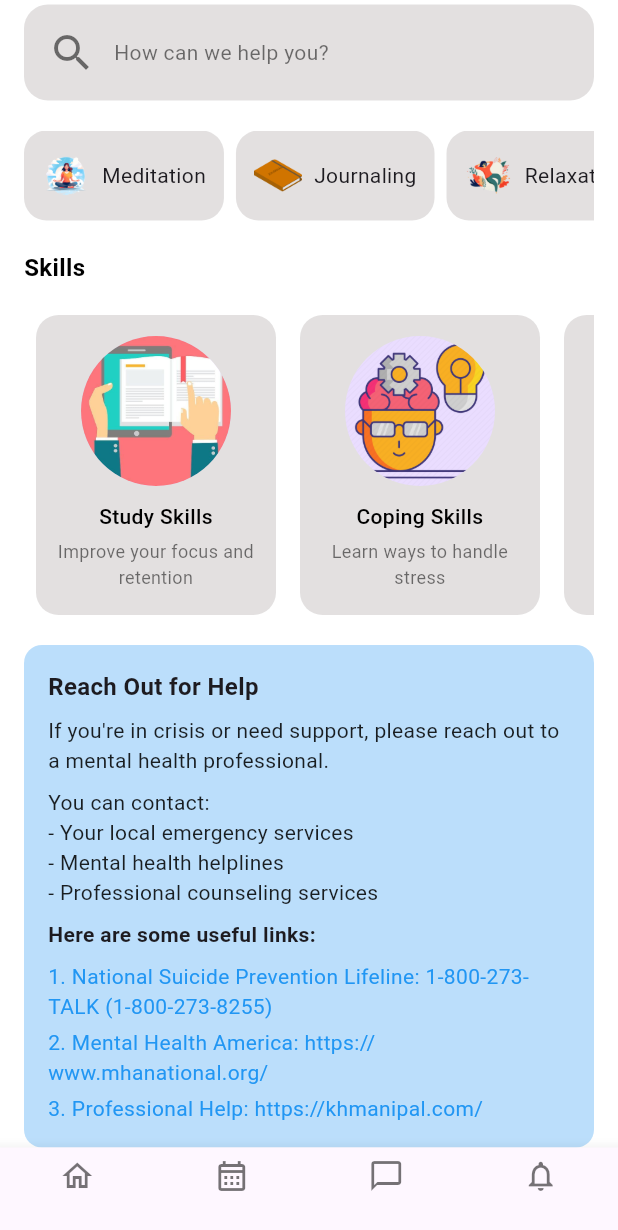
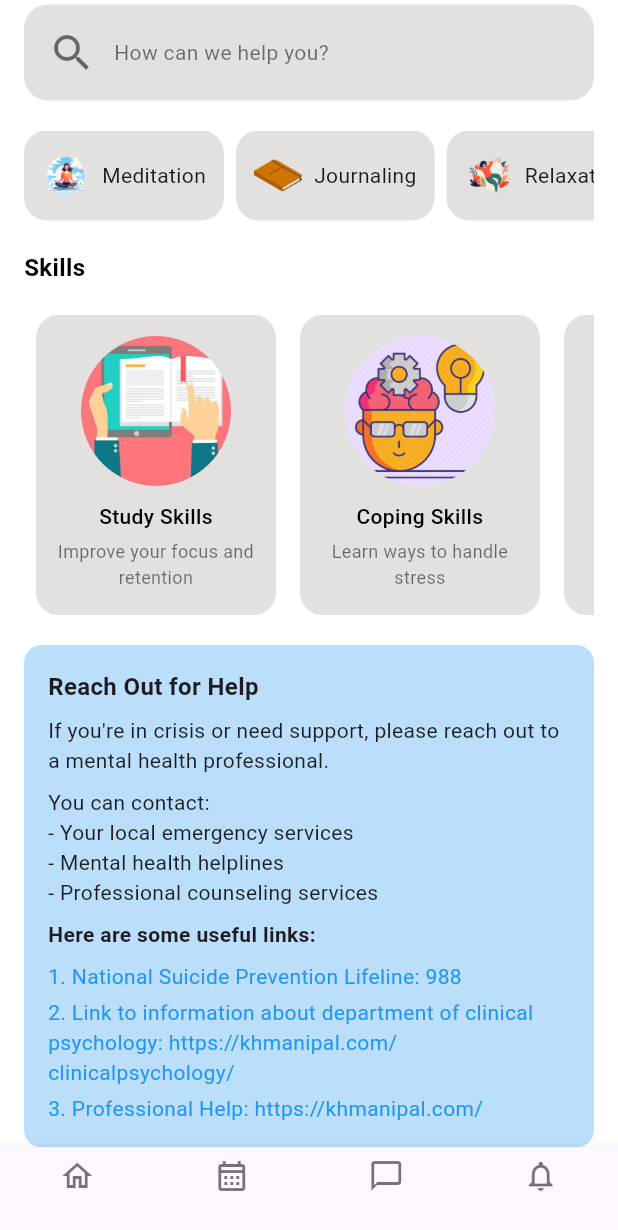
Before and after one commit to mrk16josp/SACHETNA, a Flutter app: the HomePage screen opened directly, scrolled down 257 dp, on a phone screen of 412 x 824 dp. Shown: the top 1230 px of the screen. Run offline on Flutter 3.47's test engine with Material 3 defaults, Android fonts, the light colour scheme and no system bars.

Commit message:
reach out

```diff
--- a/lib/pages/home_page.dart
+++ b/lib/pages/home_page.dart
@@ -400,12 +400,12 @@ class _HomePageState extends State<HomePage> {
           ),
           const SizedBox(height: 8),
           SelectableText(
-            "1. National Suicide Prevention Lifeline: 1-800-273-TALK (1-800-273-8255)",
+            "1. National Suicide Prevention Lifeline: 988",
             style: TextStyle(color: Colors.blue),
           ),
           const SizedBox(height: 4),
           SelectableText(
-            "2. Mental Health America: https://www.mhanational.org/",
+            "2. Link to information about department of clinical psychology: https://khmanipal.com/clinicalpsychology/",
             style: TextStyle(color: Colors.blue),
           ),
           const SizedBox(height: 4),
```
